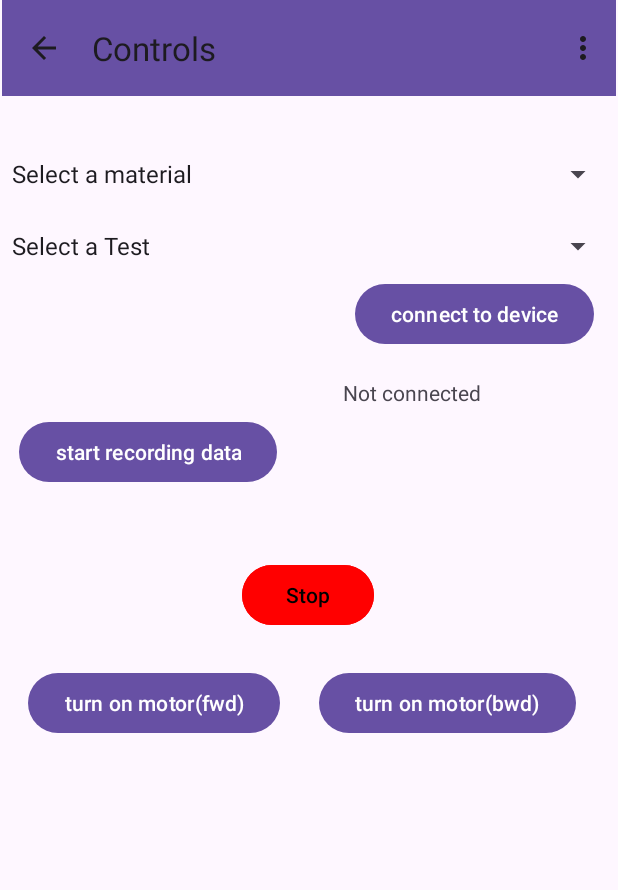
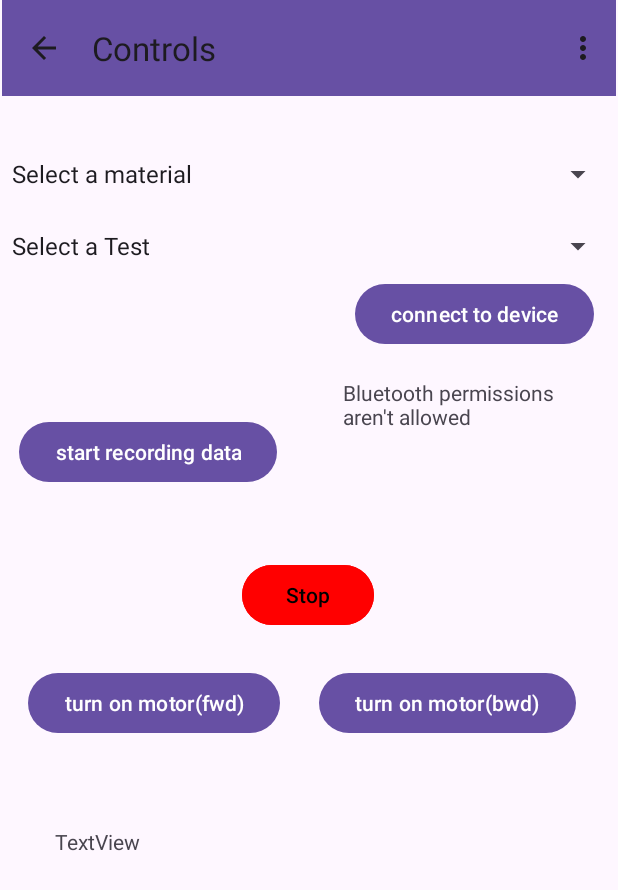
Before and after one commit to pascalypperciel/coen-390, an Android app: the controls screen opened directly, with no data from a screen before it, on a phone screen of 412 x 824 dp. Shown: the top 890 px of the screen. Run offline under Robolectric (Android 15) with nearby library versions, the light colour scheme and no system bars; 1 statement that could not run was skipped.

Commit message:
bt stuff not working yet

```diff
--- a/android-app/app/src/main/AndroidManifest.xml
+++ b/android-app/app/src/main/AndroidManifest.xml
@@ -2,6 +2,9 @@
 <manifest xmlns:android="http://schemas.android.com/apk/res/android"
     xmlns:tools="http://schemas.android.com/tools">
 
+    <uses-permission android:name="android.permission.INTERNET"/>
+    <uses-permission android:name="android.permission.BLUETOOTH"/>
+    <uses-permission android:name="android.permission.BLUETOOTH_ADMIN"/>
     <uses-permission android:name="android.permission.BLUETOOTH_CONNECT" />
     <uses-permission android:name="android.permission.BLUETOOTH_SCAN" />
 
--- a/android-app/app/src/main/java/com/example/minicapapp/controls.java
+++ b/android-app/app/src/main/java/com/example/minicapapp/controls.java
@@ -29,7 +29,7 @@ public class controls extends AppCompatActivity {
     protected static Button recordb;
     protected Toolbar toolbar;
 
-    protected static TextView  statusbth;
+    protected static TextView  statusbth, showbtmessages;
     protected Spinner cspinner, tspinner;
     protected EditText thinput;
 
@@ -61,9 +61,11 @@ public class controls extends AppCompatActivity {
         thinput= findViewById(R.id.thinput);
         thinput.setVisibility(View.INVISIBLE);
 
+        showbtmessages= findViewById(R.id.showsbtmessages);
         statusbth= findViewById(R.id.connectionstatus);
         bluetoothhelper bluehelper = new bluetoothhelper();
-        //bluehelper.connectAndReadBT();
+        bluehelper.connectAndReadBT();
+
 
         cspinner= findViewById(R.id.cspinner);
         ArrayAdapter<CharSequence>adapter=ArrayAdapter.createFromResource(this, R.array.materials, android.R.layout.simple_spinner_item);
--- a/android-app/app/src/main/res/layout/activity_controls.xml
+++ b/android-app/app/src/main/res/layout/activity_controls.xml
@@ -124,6 +124,18 @@
         app:layout_constraintTop_toTopOf="parent"
         app:layout_constraintVertical_bias="0.907" />
 
+    <TextView
+        android:id="@+id/showsbtmessages"
+        android:layout_width="wrap_content"
+        android:layout_height="wrap_content"
+        android:text="TextView"
+        app:layout_constraintBottom_toBottomOf="parent"
+        app:layout_constraintEnd_toEndOf="parent"
+        app:layout_constraintHorizontal_bias="0.104"
+        app:layout_constraintStart_toStartOf="parent"
+        app:layout_constraintTop_toBottomOf="@+id/motorfwd"
+        app:layout_constraintVertical_bias="0.187" />
+
     <FrameLayout
         android:id="@+id/container"
         android:layout_width="407dp"
```
Also changed, not shown: android-app/app/src/main/java/com/example/minicapapp/bluetoothhelper.java (+5 -9 lines).
